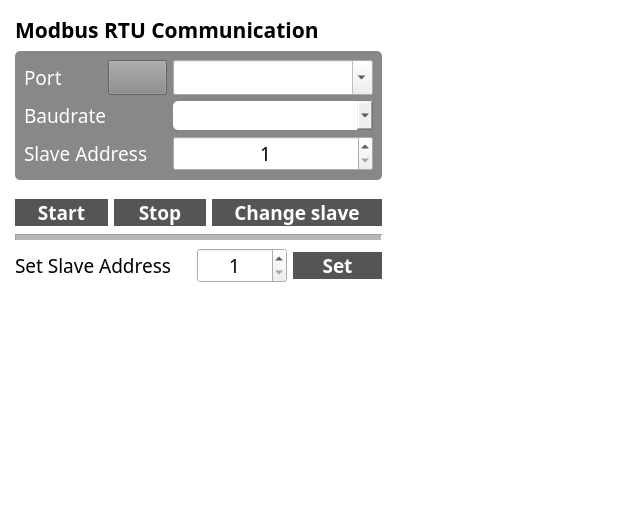
This is kr_gcs_ui/ui/modbus_form.ui in KorasRobotics/KR_GCS_user_interface_ROS2 as Qt 5 draws it before an edit. The edited form follows.
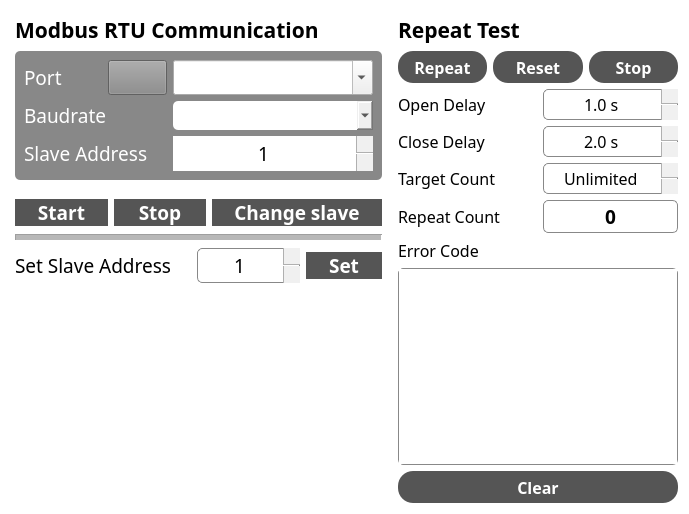
This is the edited form. Icons and pictures are not drawn.

```diff
--- a/kr_gcs_ui/ui/modbus_form.ui
+++ b/kr_gcs_ui/ui/modbus_form.ui
@@ -81,6 +81,138 @@
 	border-bottom-right-radius:20px;
 }
 
+#label_5{
+	color:#000000;
+}
+
+#spinBox_slave_addr_4set{
+	color:#000000;
+	background-color:#FFFFFF;
+	border:1px solid #888888;
+	border-radius:5px;
+	padding:2px;
+	min-width:80px;
+}
+
+QSpinBox::up-button{
+	subcontrol-origin: border;
+	subcontrol-position: top right;
+	width:16px;
+	border-left:1px solid #B0B0B0;
+	border-bottom:1px solid #B0B0B0;
+	background-color:#F0F0F0;
+}
+
+QSpinBox::up-button:hover{
+	background-color:#E0E0E0;
+}
+
+QSpinBox::up-button:pressed{
+	background-color:#C8C8C8;
+}
+
+QSpinBox::up-arrow{
+	image: url(:/black_icons/black/chevron-up.svg);
+	width:9px;
+	height:9px;
+}
+
+QSpinBox::down-button{
+	subcontrol-origin: border;
+	subcontrol-position: bottom right;
+	width:16px;
+	border-left:1px solid #B0B0B0;
+	background-color:#F0F0F0;
+}
+
+QSpinBox::down-button:hover{
+	background-color:#E0E0E0;
+}
+
+QSpinBox::down-button:pressed{
+	background-color:#C8C8C8;
+}
+
+QSpinBox::down-arrow{
+	image: url(:/black_icons/black/chevron-down.svg);
+	width:9px;
+	height:9px;
+}
+
+#pushButton_repeat_start, #pushButton_repeat_reset, #pushButton_repeat_stop, #pushButton_repeat_command_status_clear{
+	background-color:#555555;
+	color:#FFFFFF;
+	border-radius:15px;
+	padding:4px 10px;
+}
+
+#pushButton_repeat_start:pressed, #pushButton_repeat_reset:pressed, #pushButton_repeat_stop:pressed, #pushButton_repeat_command_status_clear:pressed{
+	background-color:#333333;
+}
+
+#doubleSpinBox_repeat_open_delay, #doubleSpinBox_repeat_close_delay, #doubleSpinBox_repeat_target{
+	color:#000000;
+	background-color:#FFFFFF;
+	border:1px solid #888888;
+	border-radius:5px;
+	padding:2px;
+	min-width:80px;
+}
+
+QDoubleSpinBox::up-button{
+	subcontrol-origin: border;
+	subcontrol-position: top right;
+	width:16px;
+	border-left:1px solid #B0B0B0;
+	border-bottom:1px solid #B0B0B0;
+	background-color:#F0F0F0;
+}
+
+QDoubleSpinBox::up-button:hover, QDoubleSpinBox::down-button:hover{
+	background-color:#E0E0E0;
+}
+
+QDoubleSpinBox::up-button:pressed, QDoubleSpinBox::down-button:pressed{
+	background-color:#C8C8C8;
+}
+
+QDoubleSpinBox::up-arrow{
+	image: url(:/black_icons/black/chevron-up.svg);
+	width:9px;
+	height:9px;
+}
+
+QDoubleSpinBox::down-button{
+	subcontrol-origin: border;
+	subcontrol-position: bottom right;
+	width:16px;
+	border-left:1px solid #B0B0B0;
+	background-color:#F0F0F0;
+}
+
+QDoubleSpinBox::down-arrow{
+	image: url(:/black_icons/black/chevron-down.svg);
+	width:9px;
+	height:9px;
+}
+
+#label_repeat_cnt{
+	color:#000000;
+	border:1px solid #888888;
+	border-radius:5px;
+	padding:2px;
+}
+
+#label_repeat_error_code{
+	color:#B00000;
+	font-weight:bold;
+}
+
+#plainTextEdit_repeat_command_status{
+	border:1px solid #888888;
+	border-radius:5px;
+}
+
 </string>
   </property>
   <layout class="QHBoxLayout" name="horizontalLayout_3">
@@ -437,6 +569,9 @@
           <property name="minimum">
            <number>1</number>
           </property>
+          <property name="maximum">
+           <number>247</number>
+          </property>
           <property name="value">
            <number>1</number>
           </property>
@@ -1250,6 +1385,9 @@
          <property name="minimum">
           <number>1</number>
          </property>
+         <property name="maximum">
+          <number>247</number>
+         </property>
          <property name="value">
           <number>1</number>
          </property>
@@ -1486,17 +1624,332 @@
     </layout>
    </item>
    <item>
-    <spacer name="horizontalSpacer">
-     <property name="orientation">
-      <enum>Qt::Horizontal</enum>
+    <layout class="QVBoxLayout" name="verticalLayout_3">
+     <property name="leftMargin">
+      <number>10</number>
      </property>
-     <property name="sizeHint" stdset="0">
-      <size>
-       <width>40</width>
-       <height>20</height>
-      </size>
-     </property>
-    </spacer>
+     <item>
+      <widget class="QLabel" name="label_repeat_title">
+       <property name="font">
+        <font>
+         <family>Noto Sans KR</family>
+         <pointsize>16</pointsize>
+         <bold>true</bold>
+        </font>
+       </property>
+       <property name="text">
+        <string>Repeat Test</string>
+       </property>
+      </widget>
+     </item>
+     <item>
+      <layout class="QHBoxLayout" name="horizontalLayout_4">
+       <item>
+        <widget class="QPushButton" name="pushButton_repeat_start">
+         <property name="minimumSize">
+          <size>
+           <width>0</width>
+           <height>32</height>
+          </size>
+         </property>
+         <property name="font">
+          <font>
+           <family>Noto Sans KR</family>
+           <pointsize>12</pointsize>
+           <bold>true</bold>
+          </font>
+         </property>
+         <property name="text">
+          <string>Repeat</string>
+         </property>
+        </widget>
+       </item>
+       <item>
+        <widget class="QPushButton" name="pushButton_repeat_reset">
+         <property name="minimumSize">
+          <size>
+           <width>0</width>
+           <height>32</height>
+          </size>
+         </property>
+         <property name="font">
+          <font>
+           <family>Noto Sans KR</family>
+           <pointsize>12</pointsize>
+           <bold>true</bold>
+          </font>
+         </property>
+         <property name="text">
+          <string>Reset</string>
+         </property>
+        </widget>
+       </item>
+       <item>
+        <widget class="QPushButton" name="pushButton_repeat_stop">
+         <property name="minimumSize">
+          <size>
+           <width>0</width>
+           <height>32</height>
+          </size>
+         </property>
+         <property name="font">
+          <font>
+           <family>Noto Sans KR</family>
+           <pointsize>12</pointsize>
+           <bold>true</bold>
+          </font>
+         </property>
+         <property name="text">
+          <string>Stop</string>
+         </property>
+        </widget>
+       </item>
+      </layout>
+     </item>
+     <item>
+      <layout class="QGridLayout" name="gridLayout_repeat">
+       <property name="horizontalSpacing">
+        <number>10</number>
+       </property>
+        <item row="0" column="0">
+         <widget class="QLabel" name="label_repeat_open_delay">
+          <property name="font">
+           <font>
+            <family>Noto Sans KR</family>
+            <pointsize>12</pointsize>
+           </font>
+          </property>
+          <property name="text">
+           <string>Open Delay</string>
+          </property>
+         </widget>
+        </item>
+        <item row="0" column="1">
+         <widget class="QDoubleSpinBox" name="doubleSpinBox_repeat_open_delay">
+          <property name="font">
+           <font>
+            <family>Noto Sans KR</family>
+            <pointsize>12</pointsize>
+           </font>
+          </property>
+          <property name="alignment">
+           <set>Qt::AlignCenter</set>
+          </property>
+          <property name="suffix">
+           <string> s</string>
+          </property>
+          <property name="decimals">
+           <number>1</number>
+          </property>
+          <property name="minimum">
+           <double>0.100000000000000</double>
+          </property>
+          <property name="maximum">
+           <double>100.000000000000000</double>
+          </property>
+          <property name="singleStep">
+           <double>0.500000000000000</double>
+          </property>
+          <property name="value">
+           <double>1.000000000000000</double>
+          </property>
+         </widget>
+        </item>
+        <item row="1" column="0">
+         <widget class="QLabel" name="label_repeat_close_delay">
+          <property name="font">
+           <font>
+            <family>Noto Sans KR</family>
+            <pointsize>12</pointsize>
+           </font>
+          </property>
+          <property name="text">
+           <string>Close Delay</string>
+          </property>
+         </widget>
+        </item>
+        <item row="1" column="1">
+         <widget class="QDoubleSpinBox" name="doubleSpinBox_repeat_close_delay">
+          <property name="font">
+           <font>
+            <family>Noto Sans KR</family>
+            <pointsize>12</pointsize>
+           </font>
+          </property>
+          <property name="alignment">
+           <set>Qt::AlignCenter</set>
+          </property>
+          <property name="suffix">
+           <string> s</string>
+          </property>
+          <property name="decimals">
+           <number>1</number>
+          </property>
+          <property name="minimum">
+           <double>0.100000000000000</double>
+          </property>
+          <property name="maximum">
+           <double>100.000000000000000</double>
+          </property>
+          <property name="singleStep">
+           <double>0.500000000000000</double>
+          </property>
+          <property name="value">
+           <double>2.000000000000000</double>
+          </property>
+         </widget>
+        </item>
+        <item row="2" column="0">
+         <widget class="QLabel" name="label_repeat_target">
+          <property name="font">
+           <font>
+            <family>Noto Sans KR</family>
+            <pointsize>12</pointsize>
+           </font>
+          </property>
+          <property name="text">
+           <string>Target Count</string>
+          </property>
+         </widget>
+        </item>
+        <item row="2" column="1">
+         <widget class="QDoubleSpinBox" name="doubleSpinBox_repeat_target">
+          <property name="font">
+           <font>
+            <family>Noto Sans KR</family>
+            <pointsize>12</pointsize>
+           </font>
+          </property>
+          <property name="toolTip">
+           <string>목표 사이클 수 (0 = 무제한). 도달하면 닫힘을 마친 상태에서 멈춘다.</string>
+          </property>
+          <property name="alignment">
+           <set>Qt::AlignCenter</set>
+          </property>
+          <property name="specialValueText">
+           <string>Unlimited</string>
+          </property>
+          <property name="decimals">
+           <number>0</number>
+          </property>
+          <property name="minimum">
+           <double>0.000000000000000</double>
+          </property>
+          <property name="maximum">
+           <double>1000000.000000000000000</double>
+          </property>
+          <property name="singleStep">
+           <double>10.000000000000000</double>
+          </property>
+          <property name="value">
+           <double>0.000000000000000</double>
+          </property>
+         </widget>
+        </item>
+        <item row="3" column="0">
+         <widget class="QLabel" name="label_7">
+          <property name="font">
+           <font>
+            <family>Noto Sans KR</family>
+            <pointsize>12</pointsize>
+           </font>
+          </property>
+          <property name="text">
+           <string>Repeat Count</string>
+          </property>
+         </widget>
+        </item>
+        <item row="3" column="1">
+         <widget class="QLabel" name="label_repeat_cnt">
+          <property name="font">
+           <font>
+            <family>Noto Sans KR</family>
+            <pointsize>14</pointsize>
+            <bold>true</bold>
+           </font>
+          </property>
+          <property name="alignment">
+           <set>Qt::AlignCenter</set>
+          </property>
+          <property name="text">
+           <string>0</string>
+          </property>
+         </widget>
+        </item>
+        <item row="4" column="0">
+         <widget class="QLabel" name="label_8">
+          <property name="font">
+           <font>
+            <family>Noto Sans KR</family>
+            <pointsize>12</pointsize>
+           </font>
+          </property>
+          <property name="text">
+           <string>Error Code</string>
+          </property>
+         </widget>
+        </item>
+        <item row="4" column="1">
+         <widget class="QLabel" name="label_repeat_error_code">
+          <property name="font">
+           <font>
+            <family>Noto Sans KR</family>
+            <pointsize>12</pointsize>
+           </font>
+          </property>
+          <property name="alignment">
+           <set>Qt::AlignLeading|Qt::AlignLeft|Qt::AlignVCenter</set>
+          </property>
+          <property name="text">
+           <string></string>
+          </property>
+         </widget>
+        </item>
+      </layout>
+     </item>
+     <item>
+      <widget class="QPlainTextEdit" name="plainTextEdit_repeat_command_status">
+       <property name="minimumSize">
+        <size>
+         <width>280</width>
+         <height>85</height>
+        </size>
+       </property>
+       <property name="font">
+        <font>
+         <family>Consolas</family>
+         <pointsize>9</pointsize>
+        </font>
+       </property>
+       <property name="readOnly">
+        <bool>true</bool>
+       </property>
+       <property name="maximumBlockCount">
+        <number>5000</number>
+       </property>
+      </widget>
+     </item>
+     <item>
+      <widget class="QPushButton" name="pushButton_repeat_command_status_clear">
+       <property name="minimumSize">
+        <size>
+         <width>0</width>
+         <height>32</height>
+        </size>
+       </property>
+       <property name="font">
+        <font>
+         <family>Noto Sans KR</family>
+         <pointsize>12</pointsize>
+         <bold>true</bold>
+        </font>
+       </property>
+       <property name="text">
+        <string>Clear</string>
+       </property>
+      </widget>
+     </item>
+    </layout>
    </item>
   </layout>
  </widget>
```
